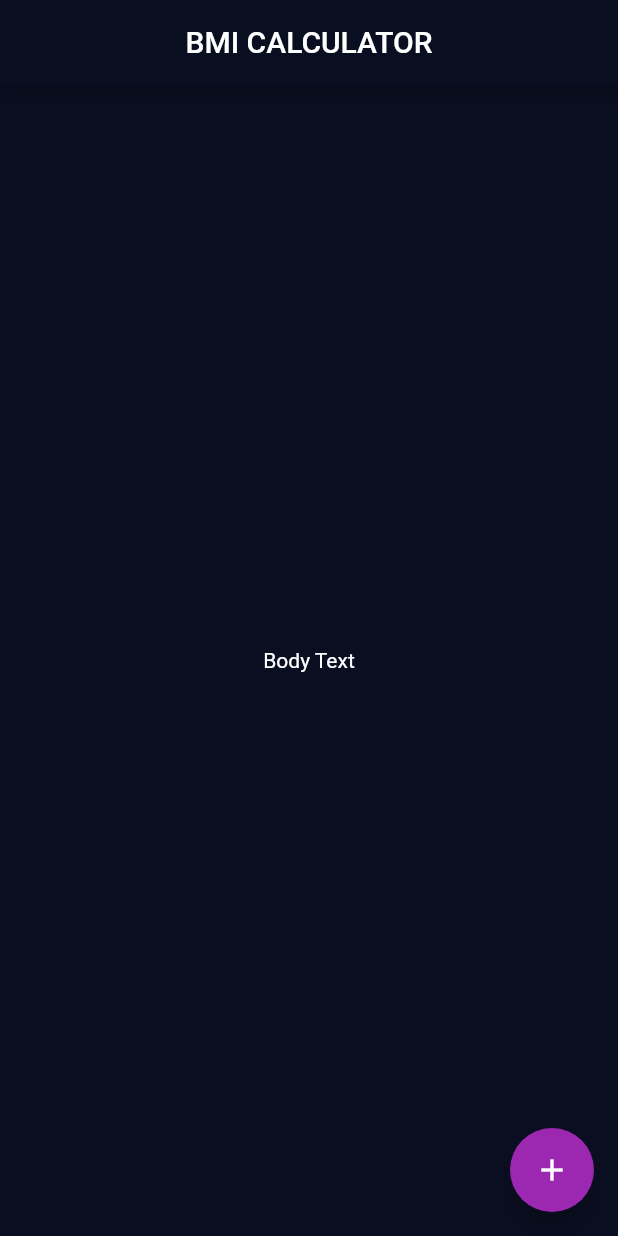
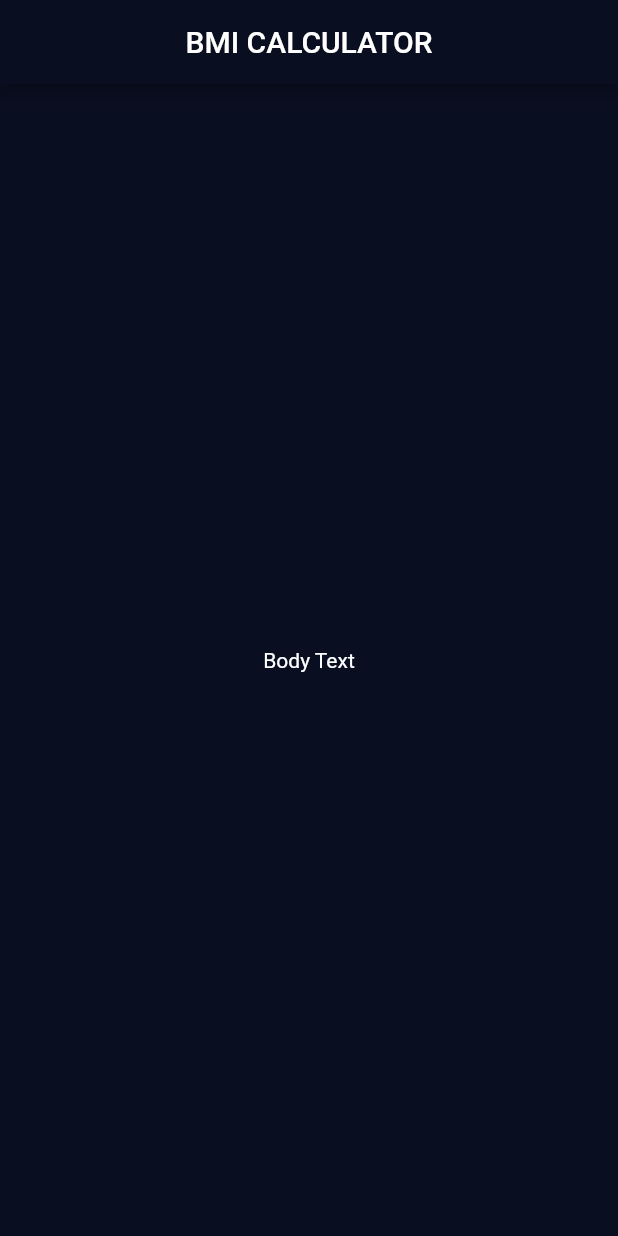
Before and after one commit to sameeranand12/bmi-calculator-flutter, a Flutter app: the screen it shows after launch, on a phone screen of 412 x 824 dp. Run offline on Flutter 3.47's test engine with Material 2 defaults, Android fonts, the phone set to English and light mode, and no system bars.

Commit message:
input page

```diff
--- /dev/null
+++ b/lib/input_page.dart
@@ -0,0 +1,26 @@
+import 'package:flutter/material.dart';
+
+class InputPage extends StatefulWidget {
+  @override
+  _InputPageState createState() => _InputPageState();
+}
+
+class _InputPageState extends State<InputPage> {
+  @override
+  Widget build(BuildContext context) {
+    return Scaffold(
+      appBar: AppBar(
+        title: Center(child: Text('BMI CALCULATOR')),
+      ),
+
+      body: Center(
+
+        child: Text('Body Text'),
+
+      ),
+
+
+    );
+  }
+}
+//vvs
--- a/lib/main.dart
+++ b/lib/main.dart
@@ -1,47 +1,16 @@
 import 'package:flutter/material.dart';
-
+import 'input_page.dart';
 void main() => runApp(BMICalculator());
 
 class BMICalculator extends StatelessWidget {
   @override
   Widget build(BuildContext context) {
     return MaterialApp(
-      theme: ThemeData(
-        primaryColor: Color(0xFF0A0E21),
-        scaffoldBackgroundColor:Color(0xFF0A0E21) ,
-        accentColor: Colors.purple,
-        textTheme: TextTheme(
-            bodyText2:TextStyle(color:Colors.white),)
-
+      theme: ThemeData.dark().copyWith(
+          primaryColor: Color(0xFF0A0E21),
+          scaffoldBackgroundColor:Color(0xFF0A0E21) ,
       ),
-
       home: InputPage(),
     );
   }
 }
-
-class InputPage extends StatefulWidget {
-  @override
-  _InputPageState createState() => _InputPageState();
-}
-
-class _InputPageState extends State<InputPage> {
-  @override
-  Widget build(BuildContext context) {
-    return Scaffold(
-      appBar: AppBar(
-        title: Center(child: Text('BMI CALCULATOR')),
-      ),
-
-      body: Center(
-
-        child: Text('Body Text'),
-
-      ),
-      floatingActionButton: FloatingActionButton(
-        child: Icon(Icons.add),
-      ),
-    );
-  }
-}
- //vvs
```
